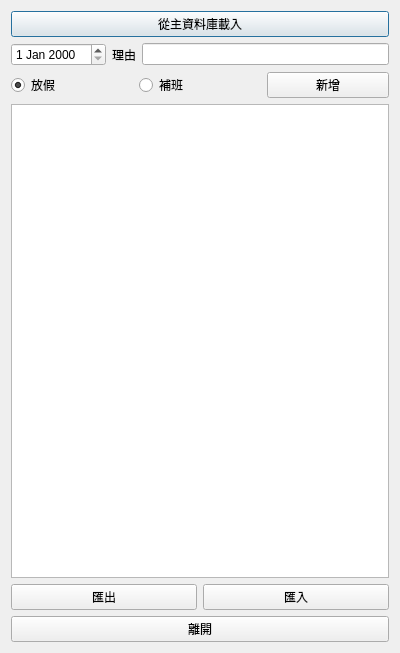
Before: the Qt Designer form Python/QtHolidaySettingDialog.ui in foxking0416/HuachunDailyReport2024, drawn with Qt 5.
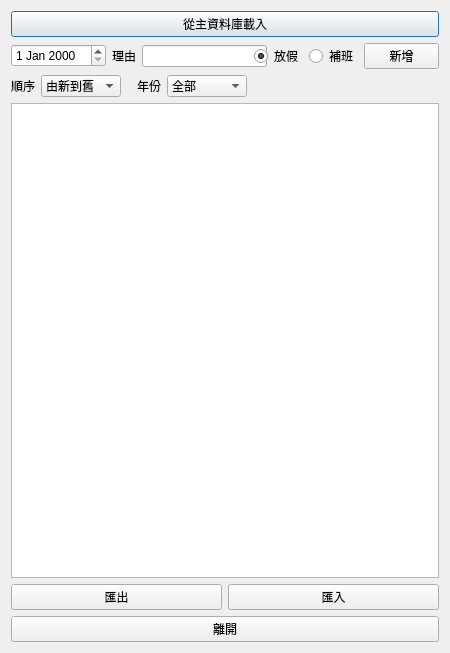
After: the same form once the commit is applied.

Diff of the .ui file:
```diff
--- a/Python/QtHolidaySettingDialog.ui
+++ b/Python/QtHolidaySettingDialog.ui
@@ -6,10 +6,16 @@
    <rect>
     <x>0</x>
     <y>0</y>
-    <width>400</width>
+    <width>450</width>
     <height>653</height>
    </rect>
   </property>
+  <property name="minimumSize">
+   <size>
+    <width>450</width>
+    <height>0</height>
+   </size>
+  </property>
   <property name="windowTitle">
    <string>主資料庫假日設定</string>
   </property>
@@ -34,12 +40,15 @@
       </widget>
      </item>
      <item>
-      <widget class="QLineEdit" name="qtReasonLineEdit"/>
+      <widget class="QLineEdit" name="qtReasonLineEdit">
+       <property name="minimumSize">
+        <size>
+         <width>125</width>
+         <height>0</height>
+        </size>
+       </property>
+      </widget>
      </item>
-    </layout>
-   </item>
-   <item>
-    <layout class="QHBoxLayout" name="horizontalLayout_2">
      <item>
       <widget class="QRadioButton" name="qtHolidayRadioButton">
        <property name="text">
@@ -59,6 +68,12 @@
      </item>
      <item>
       <widget class="QPushButton" name="qtAddPushButton">
+       <property name="minimumSize">
+        <size>
+         <width>75</width>
+         <height>0</height>
+        </size>
+       </property>
        <property name="text">
         <string>新增</string>
        </property>
@@ -66,6 +81,88 @@
      </item>
     </layout>
    </item>
+   <item>
+    <layout class="QHBoxLayout" name="horizontalLayout_2">
+     <item>
+      <widget class="QLabel" name="label_2">
+       <property name="text">
+        <string>順序</string>
+       </property>
+      </widget>
+     </item>
+     <item>
+      <widget class="QComboBox" name="qtOrderComboBox">
+       <property name="minimumSize">
+        <size>
+         <width>80</width>
+         <height>0</height>
+        </size>
+       </property>
+       <item>
+        <property name="text">
+         <string>由新到舊</string>
+        </property>
+       </item>
+       <item>
+        <property name="text">
+         <string>由舊到新</string>
+        </property>
+       </item>
+      </widget>
+     </item>
+     <item>
+      <spacer name="horizontalSpacer_2">
+       <property name="orientation">
+        <enum>Qt::Horizontal</enum>
+       </property>
+       <property name="sizeType">
+        <enum>QSizePolicy::Fixed</enum>
+       </property>
+       <property name="sizeHint" stdset="0">
+        <size>
+         <width>10</width>
+         <height>20</height>
+        </size>
+       </property>
+      </spacer>
+     </item>
+     <item>
+      <widget class="QLabel" name="label_3">
+       <property name="text">
+        <string>年份</string>
+       </property>
+      </widget>
+     </item>
+     <item>
+      <widget class="QComboBox" name="qtByYearComboBox">
+       <property name="minimumSize">
+        <size>
+         <width>80</width>
+         <height>0</height>
+        </size>
+       </property>
+       <item>
+        <property name="text">
+         <string>全部</string>
+        </property>
+       </item>
+      </widget>
+     </item>
+     <item>
+      <spacer name="horizontalSpacer">
+       <property name="orientation">
+        <enum>Qt::Horizontal</enum>
+       </property>
+       <property name="sizeHint" stdset="0">
+        <size>
+         <width>40</width>
+         <height>20</height>
+        </size>
+       </property>
+      </spacer>
+     </item>
+    </layout>
+   </item>
    <item>
     <layout class="QHBoxLayout" name="horizontalLayout_3">
      <item>
```
